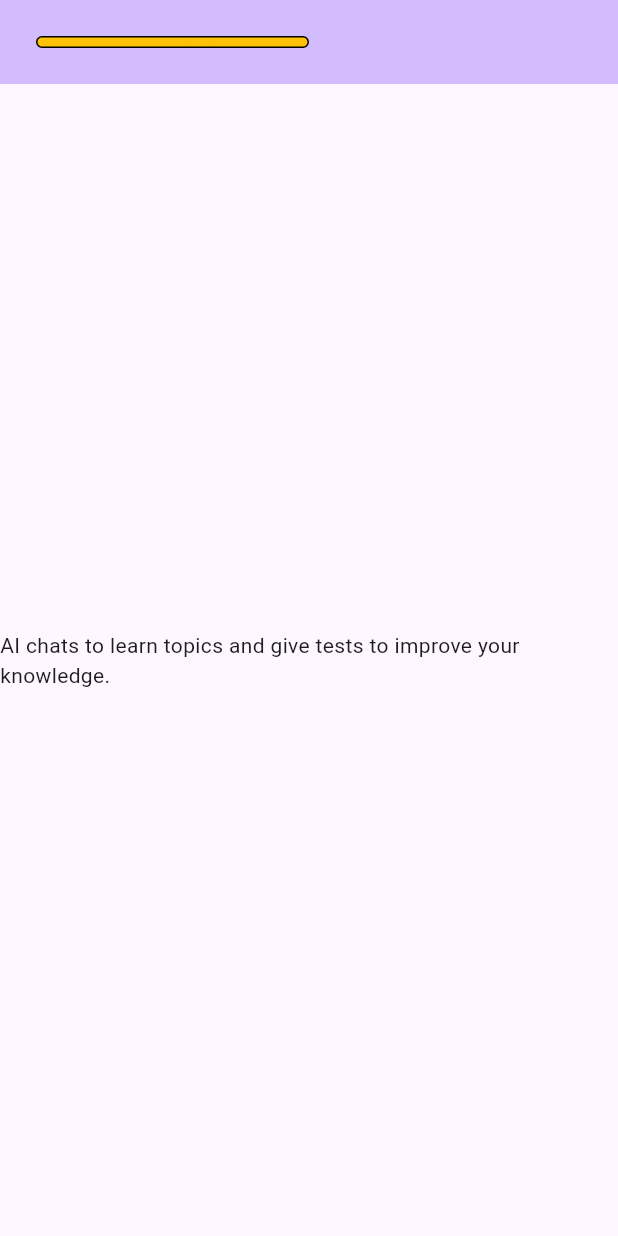
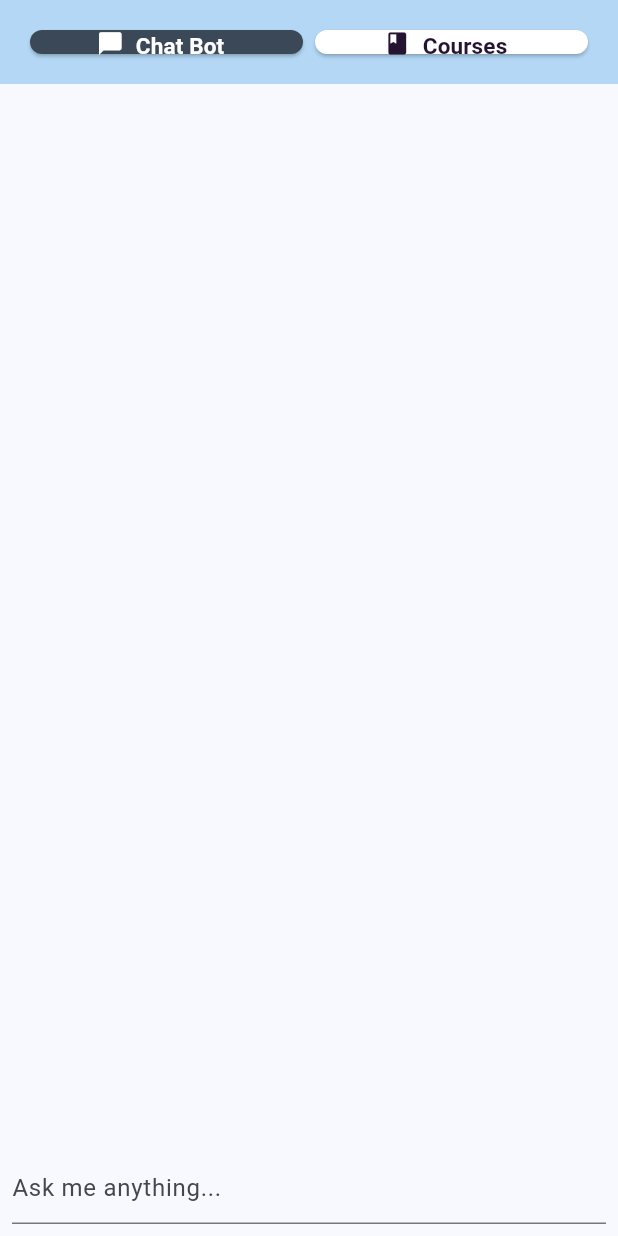
Before and after one commit to yashgupta110/Edtech, a Flutter app: the screen it shows after launch, on a phone screen of 412 x 824 dp. Run offline on Flutter 3.47's test engine with Material 3 defaults, Android fonts, the phone set to English and light mode, and no system bars; drawn by our look-alikes of dash_chat_2; our stand-ins replace fl_chart, flutter_gemini.

Commit message:
gemini integrated

```diff
--- /dev/null
+++ b/lib/consts.dart
@@ -0,0 +1 @@
+const String API_KEY = "AIzaSyBrsOopUKVkseBVcNN7rKSUxgtx-QuyrA8";
--- a/lib/main.dart
+++ b/lib/main.dart
@@ -1,8 +1,10 @@
+import 'package:edtech/consts.dart';
 import 'package:edtech/screens/home.dart';
 import 'package:flutter/material.dart';
+import 'package:flutter_gemini/flutter_gemini.dart';
 
 void main() {
-
+  Gemini.init(apiKey: API_KEY);
   runApp(const MyApp());
 }
 
@@ -16,10 +18,10 @@ class MyApp extends StatelessWidget {
       title: 'Flutter Demo',
 
       theme: ThemeData(
-        colorScheme: ColorScheme.fromSeed(seedColor: Colors.deepPurple),
+        colorScheme: ColorScheme.fromSeed(seedColor: Colors.blue),
         useMaterial3: true,
       ),
-      home: const MyHomePage(title: 'EDtech'),
+      home: const MyHomePage(title: "Edtech")
     );
   }
 }
--- a/lib/screens/home.dart
+++ b/lib/screens/home.dart
@@ -12,50 +12,81 @@ class MyHomePage extends StatefulWidget {
 }
 
 class _MyHomePageState extends State<MyHomePage> {
+  int _currentPage = 0;
+  final List<Widget> _pages = [
+    const Geminiwid(),
+    const Courses(),
+  ];
+
+  void _onPageChanged(int index) {
+    setState(() {
+      _currentPage = index;
+    });
+  }
+
   @override
   Widget build(BuildContext context) {
-    return DefaultTabController( length: 2,
-      child: Scaffold(
-        appBar: AppBar(
-          flexibleSpace: Padding(
-            padding: const EdgeInsets.all(24.0),
-            child: TabBar(
-              dividerHeight: 0,
-              onTap: (v) => print(v),
-              indicatorSize: TabBarIndicatorSize.tab,
-              labelStyle: const TextStyle(
-                  color: Colors.black,
-                  fontSize: 18,
-                  fontWeight: FontWeight.bold),
-              tabs: const [
-                Tab(
-                  text: "Gemini",
+    return Scaffold(
+      appBar: AppBar(
+        elevation: 1.5,
+        backgroundColor: Theme.of(context).primaryColorLight,
+        flexibleSpace: Padding(
+          padding: const EdgeInsets.all(20.0),
+          child: Row(
+            mainAxisAlignment: MainAxisAlignment.spaceEvenly,
+            children: [
+              Expanded(
+                child: ElevatedButton.icon(
+                  onPressed: () => _onPageChanged(0),
+                  icon: const Icon(Icons.chat_bubble),
+                  label: const Text(
+                    'Chat Bot',
+                    style: TextStyle(fontSize: 15, fontWeight: FontWeight.w600),
+                  ),
+                  style: ButtonStyle(
+                    shape: WidgetStatePropertyAll(RoundedRectangleBorder(
+                        borderRadius: BorderRadius.circular(10))),
+                    backgroundColor: _currentPage == 0
+                        ? WidgetStateProperty.all(
+                            Theme.of(context).colorScheme.onSecondaryContainer)
+                        : WidgetStateProperty.all(
+                            Theme.of(context).colorScheme.onSecondary),
+                    foregroundColor: _currentPage == 0
+                        ? WidgetStateProperty.all(
+                            Theme.of(context).colorScheme.onSecondary)
+                        : WidgetStateProperty.all(
+                            Theme.of(context).colorScheme.onTertiaryFixed),
+                  ),
                 ),
-                Tab(
-                  text: "Courses",
-                )
-              ],
-              indicator: BoxDecoration(
-                color: Colors.amber,
-                borderRadius: BorderRadius.circular(8),
-                border: Border.all(
-                    style: BorderStyle.solid,
-                    strokeAlign: BorderSide.strokeAlignInside,
-                    color: Colors.black,
-                    width: 1),
               ),
-            ),
+              const SizedBox(width: 8.0),
+              Expanded(
+                child: ElevatedButton.icon(
+                  onPressed: () => _onPageChanged(1),
+                  icon: const Icon(Icons.book),
+                  label: const Text('Courses',
+                    style: TextStyle(fontSize: 15, fontWeight: FontWeight.w600),),
+                  style: ButtonStyle(
+                    shape: WidgetStatePropertyAll(RoundedRectangleBorder(
+                        borderRadius: BorderRadius.circular(10))),
+                    backgroundColor: _currentPage == 1
+                        ? WidgetStateProperty.all(
+                            Theme.of(context).colorScheme.onSecondaryContainer)
+                        : WidgetStateProperty.all(
+                            Theme.of(context).colorScheme.onSecondary),
+                    foregroundColor: _currentPage == 1
+                        ? WidgetStateProperty.all(
+                            Theme.of(context).colorScheme.onSecondary)
+                        : WidgetStateProperty.all(
+                            Theme.of(context).colorScheme.onTertiaryFixed),
+                  ),
+                ),
+              ),
+            ],
           ),
-          backgroundColor: Theme.of(context).colorScheme.inversePrimary,
-
         ),
-        body: const TabBarView(
-          children: [
-            Gemini(),
-            Courses(),
-          ],
-        )
       ),
+      body: _pages[_currentPage],
     );
   }
 }
--- a/lib/tabs/gemini.dart
+++ b/lib/tabs/gemini.dart
@@ -1,12 +1,60 @@
+import 'package:dash_chat_2/dash_chat_2.dart';
 import 'package:flutter/material.dart';
+import 'package:flutter_gemini/flutter_gemini.dart';
 
-class Gemini extends StatelessWidget {
-  const Gemini({super.key});
+class Geminiwid extends StatefulWidget {
+  const Geminiwid({super.key});
+  @override
+  State<Geminiwid> createState() => _GeminiwidState();
+}
+
+class _GeminiwidState extends State<Geminiwid> {
+  final Gemini gemini = Gemini.instance;
+
+  ChatUser currentUser = ChatUser(id: '0', firstName: 'User');
+  ChatUser geminiUser = ChatUser(id: '1', firstName: 'Gemini');
+
+  List<ChatMessage> messages = [];
+
+  void _sendmessage(ChatMessage chatMessage) {
+    setState(() {
+      messages = [chatMessage, ...messages];
+    });
+    try {
+      String question = chatMessage.text;
+      gemini.streamGenerateContent(question).listen((event) {
+        ChatMessage? lastMessage = messages.firstOrNull;
+        if (lastMessage != null && lastMessage.user == geminiUser) {
+        } else {
+          String response = event.content?.parts
+                  ?.fold("", (previous, current) => "$previous$current") ??
+              "";
+          ChatMessage message = ChatMessage(
+            text: response,
+            user: geminiUser,
+            createdAt: DateTime.now(),
+          );
+          setState(() {
+            messages = [message, ...messages];
+          });
+        }
+      });
+    } catch (e) {
+      SnackBar(content: Text('Error: $e'));
+    }
+  }
 
   @override
   Widget build(BuildContext context) {
-    return const Center(
-      child: Text("AI chats to learn topics and give tests to improve your knowledge."),
-    );
+    return DashChat(
+        messageListOptions: const MessageListOptions(),
+        inputOptions: const InputOptions(inputDecoration: InputDecoration(hintText: 'Ask me anything...',),
+            autocorrect: true, inputMaxLines: 100, maxInputLength: 5000),
+        messageOptions: const MessageOptions(
+          showTime: true,
+        ),
+        currentUser: currentUser,
+        onSend: _sendmessage,
+        messages: messages);
   }
 }
--- a/pubspec.yaml
+++ b/pubspec.yaml
@@ -36,6 +36,10 @@ dependencies:
   # Use with the CupertinoIcons class for iOS style icons.
   cupertino_icons: ^1.0.6
   flutter_gemini: ^2.0.4
+  google_generative_ai: ^0.4.3
+  dash_chat_2: ^0.0.21
+  fl_chart: ^0.68.0
+
 
 dev_dependencies:
   flutter_test:
```
Also changed, not shown: lib/screens/account.dart (added, +122 -0 lines), lib/screens/achievements.dart (added, +17 -0 lines), lib/screens/allcourses.dart (added, +24 -0 lines), lib/screens/cartscreen.dart (added, +39 -0 lines), lib/screens/favouritecourses.dart (added, +12 -0 lines), lib/screens/settings.dart (added, +17 -0 lines), lib/tabs/courses.dart (+80 -2 lines), lib/widgets/progress.dart (added, +56 -0 lines), pubspec.lock, 7 other files.
